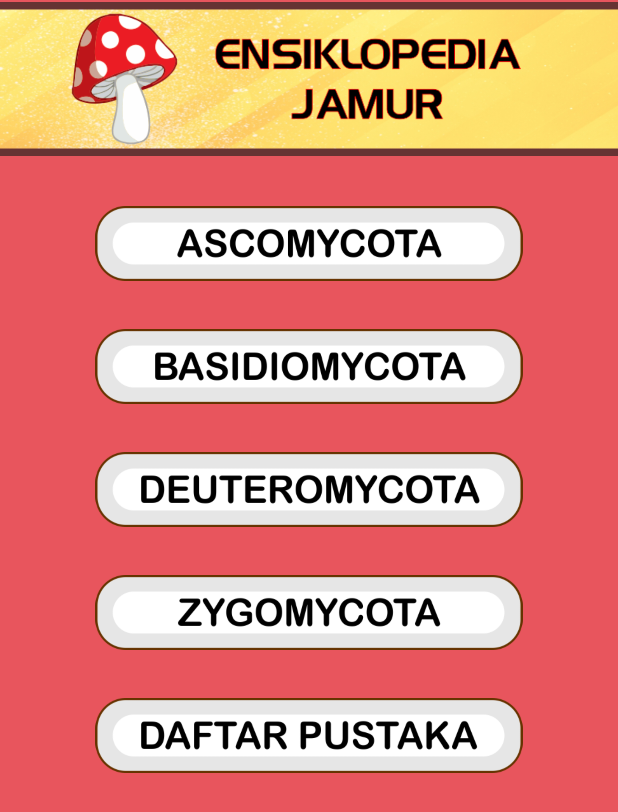
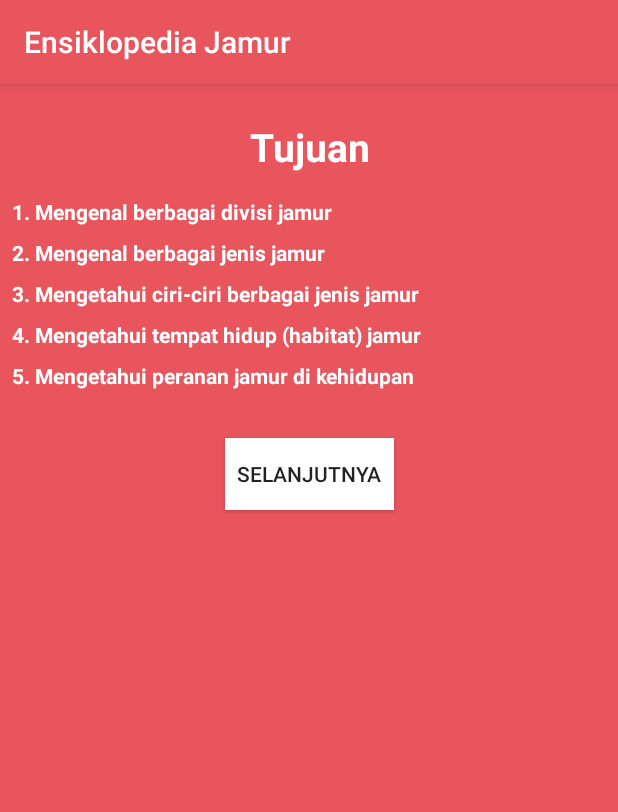
Before and after one commit to aguung/EnsiklopediaJamur, an Android app: the screen it shows after launch (MainActivity before the commit, TujuanActivity after it), on a phone screen of 412 x 824 dp. Shown: the top 812 px of the screen. Run offline under Robolectric (Android 15) with nearby library versions, the phone set to English and light mode, and no system bars.

Commit message:
tambah tujuan

```diff
--- a/app/src/main/AndroidManifest.xml
+++ b/app/src/main/AndroidManifest.xml
@@ -4,7 +4,7 @@
     package="com.ensiklopedia">
 
     <uses-permission android:name="android.permission.INTERNET" />
-    <uses-permission android:name="android.permission.ACCESS_NETWORK_STATE"/>
+    <uses-permission android:name="android.permission.ACCESS_NETWORK_STATE" />
 
     <application
         android:allowBackup="true"
@@ -15,8 +15,11 @@
         android:theme="@style/AppTheme"
         android:usesCleartextTraffic="true"
         tools:ignore="AllowBackup,UnusedAttribute">
+        <activity android:name=".TujuanActivity"></activity>
 
-        <service android:enabled="true" android:name=".BackgroundSoundService" />
+        <service
+            android:name=".BackgroundSoundService"
+            android:enabled="true" />
 
         <activity android:name=".ContentActivity" />
         <activity
--- a/app/src/main/java/com/ensiklopedia/SplashScreenActivity.java
+++ b/app/src/main/java/com/ensiklopedia/SplashScreenActivity.java
@@ -19,7 +19,7 @@ public class SplashScreenActivity extends AppCompatActivity {
         handler.postDelayed(new Runnable() {
             @Override
             public void run() {
-                startActivity(new Intent(SplashScreenActivity.this,MainActivity.class));
+                startActivity(new Intent(SplashScreenActivity.this,TujuanActivity.class));
                 finish();
             }
         },3000L);
--- /dev/null
+++ b/app/src/main/java/com/ensiklopedia/TujuanActivity.java
@@ -0,0 +1,30 @@
+package com.ensiklopedia;
+
+import androidx.appcompat.app.AppCompatActivity;
+
+import android.content.Intent;
+import android.media.MediaPlayer;
+import android.os.Bundle;
+import android.view.View;
+import android.widget.Button;
+
+public class TujuanActivity extends AppCompatActivity {
+
+    @Override
+    protected void onCreate(Bundle savedInstanceState) {
+        super.onCreate(savedInstanceState);
+        setContentView(R.layout.activity_tujuan);
+
+        Button next = findViewById(R.id.btnNext);
+        final MediaPlayer mp = MediaPlayer.create(this, R.raw.button);
+
+        next.setOnClickListener(new View.OnClickListener() {
+            @Override
+            public void onClick(View v) {
+                mp.start();
+                startActivity(new Intent(TujuanActivity.this,MainActivity.class));
+                finish();
+            }
+        });
+    }
+}
--- /dev/null
+++ b/app/src/main/res/layout/activity_tujuan.xml
@@ -0,0 +1,147 @@
+<?xml version="1.0" encoding="utf-8"?>
+<androidx.core.widget.NestedScrollView xmlns:android="http://schemas.android.com/apk/res/android"
+    xmlns:app="http://schemas.android.com/apk/res-auto"
+    xmlns:tools="http://schemas.android.com/tools"
+    android:layout_width="match_parent"
+    android:layout_height="match_parent"
+    android:background="@color/colorPrimary"
+    android:fitsSystemWindows="true"
+    android:fillViewport="true"
+    tools:context=".TujuanActivity">
+    <androidx.constraintlayout.widget.ConstraintLayout
+        android:layout_width="match_parent"
+        android:layout_height="match_parent"
+        android:padding="8dp">
+
+        <TextView
+            android:id="@+id/textView"
+            android:layout_width="0dp"
+            android:layout_height="wrap_content"
+            android:layout_marginTop="16dp"
+            android:gravity="center"
+            android:text="Tujuan"
+            android:textColor="@android:color/white"
+            android:textSize="26sp"
+            android:textStyle="bold"
+            app:layout_constraintEnd_toEndOf="parent"
+            app:layout_constraintStart_toStartOf="parent"
+            app:layout_constraintTop_toTopOf="parent" />
+
+        <TextView
+            android:id="@+id/textView2"
+            android:layout_width="wrap_content"
+            android:layout_height="wrap_content"
+            android:layout_marginTop="16dp"
+            android:text="1. "
+            android:textColor="@android:color/white"
+            android:textStyle="bold"
+            app:layout_constraintStart_toStartOf="@+id/textView"
+            app:layout_constraintTop_toBottomOf="@+id/textView" />
+
+        <TextView
+            android:layout_width="0dp"
+            android:layout_height="wrap_content"
+            android:text="Mengenal berbagai divisi jamur"
+            android:textColor="@android:color/white"
+            android:textStyle="bold"
+            app:layout_constraintEnd_toEndOf="parent"
+            app:layout_constraintStart_toEndOf="@+id/textView2"
+            app:layout_constraintTop_toTopOf="@+id/textView2" />
+
+        <TextView
+            android:id="@+id/textView3"
+            android:layout_width="wrap_content"
+            android:layout_height="wrap_content"
+            android:layout_marginTop="8dp"
+            android:text="2. "
+            android:textColor="@android:color/white"
+            android:textStyle="bold"
+            app:layout_constraintStart_toStartOf="@+id/textView2"
+            app:layout_constraintTop_toBottomOf="@+id/textView2" />
+
+        <TextView
+            android:layout_width="0dp"
+            android:layout_height="wrap_content"
+            android:text="Mengenal berbagai jenis jamur"
+            android:textColor="@android:color/white"
+            android:textStyle="bold"
+            app:layout_constraintEnd_toEndOf="parent"
+            app:layout_constraintStart_toEndOf="@+id/textView3"
+            app:layout_constraintTop_toTopOf="@+id/textView3" />
+
+        <TextView
+            android:id="@+id/textView4"
+            android:layout_width="wrap_content"
+            android:layout_height="wrap_content"
+            android:layout_marginTop="8dp"
+            android:text="3. "
+            android:textColor="@android:color/white"
+            android:textStyle="bold"
+            app:layout_constraintStart_toStartOf="@+id/textView3"
+            app:layout_constraintTop_toBottomOf="@+id/textView3" />
+
+        <TextView
+            android:layout_width="0dp"
+            android:layout_height="wrap_content"
+            android:text="Mengetahui ciri-ciri berbagai jenis jamur"
+            android:textColor="@android:color/white"
+            android:textStyle="bold"
+            app:layout_constraintEnd_toEndOf="parent"
+            app:layout_constraintStart_toEndOf="@+id/textView4"
+            app:layout_constraintTop_toTopOf="@+id/textView4" />
+        <TextView
+            android:id="@+id/textView5"
+            android:layout_width="wrap_content"
+            android:layout_height="wrap_content"
+            android:layout_marginTop="8dp"
+            android:text="4. "
+            android:textColor="@android:color/white"
+            android:textStyle="bold"
+            app:layout_constraintStart_toStartOf="@+id/textView4"
+            app:layout_constraintTop_toBottomOf="@+id/textView4" />
+
+        <TextView
+            android:id="@+id/textView8"
+            android:layout_width="0dp"
+            android:layout_height="wrap_content"
+            android:text="Mengetahui tempat hidup (habitat) jamur"
+            android:textColor="@android:color/white"
+            android:textStyle="bold"
+            app:layout_constraintEnd_toEndOf="parent"
+            app:layout_constraintStart_toEndOf="@+id/textView5"
+            app:layout_constraintTop_toTopOf="@+id/textView5" />
+        <TextView
+            android:id="@+id/textView6"
+            android:layout_width="wrap_content"
+            android:layout_height="wrap_content"
+            android:layout_marginTop="8dp"
+            android:text="5. "
+            android:textColor="@android:color/white"
+            android:textStyle="bold"
+            app:layout_constraintStart_toStartOf="@+id/textView5"
+            app:layout_constraintTop_toBottomOf="@+id/textView5" />
+
+        <TextView
+            android:id="@+id/textView7"
+            android:layout_width="0dp"
+            android:layout_height="wrap_content"
+            android:text="Mengetahui peranan jamur di kehidupan"
+            android:textColor="@android:color/white"
+            android:textStyle="bold"
+            app:layout_constraintEnd_toEndOf="parent"
+            app:layout_constraintStart_toEndOf="@+id/textView6"
+            app:layout_constraintTop_toTopOf="@+id/textView6" />
+
+        <Button
+            android:id="@+id/btnNext"
+            android:layout_width="wrap_content"
+            android:layout_height="wrap_content"
+            android:layout_marginTop="32dp"
+            android:text="Selanjutnya"
+            android:background="@android:color/white"
+            android:padding="8dp"
+            app:layout_constraintEnd_toEndOf="parent"
+            app:layout_constraintStart_toStartOf="parent"
+            app:layout_constraintTop_toBottomOf="@+id/textView7" />
+    </androidx.constraintlayout.widget.ConstraintLayout>
+</androidx.core.widget.NestedScrollView>
```
